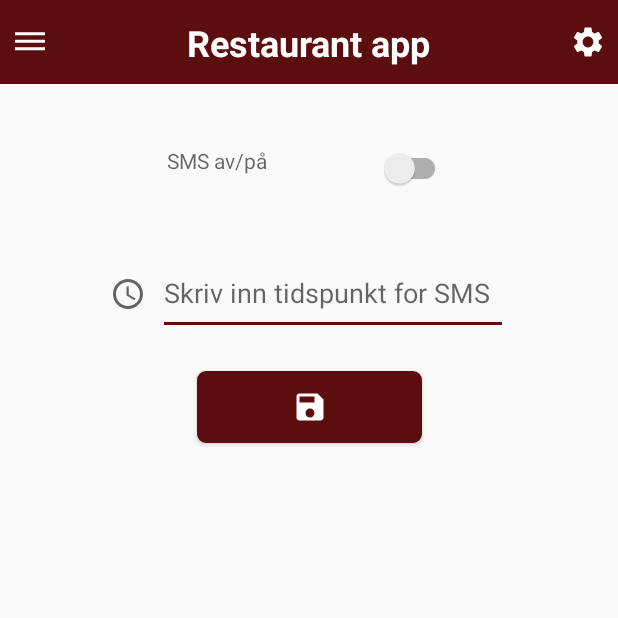
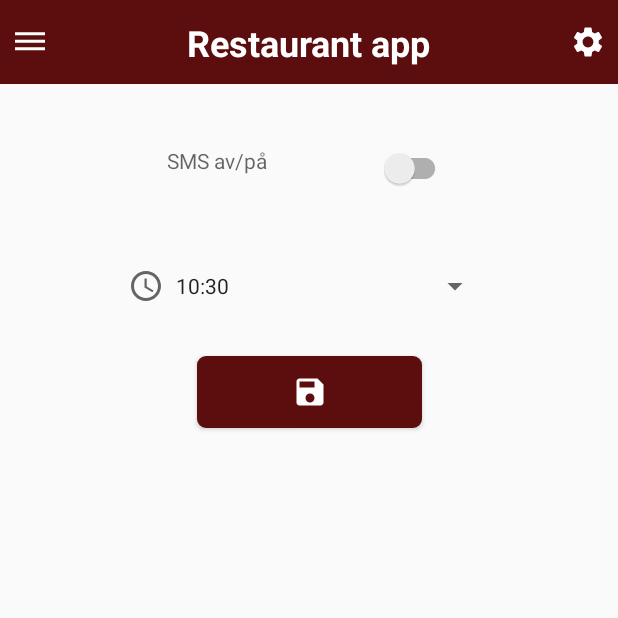
Before and after one commit to WilliamNerem/ApputviklingMappe2, an Android app: the Preferanser screen opened directly, with no data from a screen before it, on a phone screen of 412 x 824 dp, the top half of it. Run offline under Robolectric (Android 15) with nearby library versions, the phone set to English and light mode, and no system bars.

Commit message:
Lagt til timepicker på preferanser og fikset current time

```diff
--- a/ApputviklingMappe2/app/src/main/java/com/example/apputviklingmappe2/BestillBord.java
+++ b/ApputviklingMappe2/app/src/main/java/com/example/apputviklingmappe2/BestillBord.java
@@ -173,7 +173,7 @@ public class BestillBord extends AppCompatActivity {
 
     private String getCurrentTime() {
         Calendar cal = Calendar.getInstance();
-        int hour = cal.get(Calendar.HOUR);
+        int hour = cal.get(Calendar.HOUR_OF_DAY);
         int minute = cal.get(Calendar.MINUTE);
         return makeTimeString(hour, minute);
     }
@@ -188,7 +188,7 @@ public class BestillBord extends AppCompatActivity {
         };
 
         Calendar cal = Calendar.getInstance();
-        int hour = cal.get(Calendar.HOUR);
+        int hour = cal.get(Calendar.HOUR_OF_DAY);
         int minute = cal.get(Calendar.MINUTE);
 
         int style = AlertDialog.THEME_HOLO_LIGHT;
@@ -211,7 +211,4 @@ public class BestillBord extends AppCompatActivity {
     public void openTimePicker(View view) {
         timePickerDialog.show();
     }
-
-    public void openFriendCheckList(View view) {
-    }
 }
--- a/ApputviklingMappe2/app/src/main/java/com/example/apputviklingmappe2/Preferanser.java
+++ b/ApputviklingMappe2/app/src/main/java/com/example/apputviklingmappe2/Preferanser.java
@@ -1,17 +1,25 @@
 package com.example.apputviklingmappe2;
 
+import android.app.AlertDialog;
+import android.app.TimePickerDialog;
 import android.content.Intent;
 import android.os.Bundle;
 import android.view.View;
+import android.widget.Button;
 import android.widget.ImageButton;
+import android.widget.TimePicker;
 import android.widget.Toast;
 
 import androidx.appcompat.app.AppCompatActivity;
 import androidx.appcompat.widget.SwitchCompat;
 
+import java.util.Calendar;
+
 public class Preferanser extends AppCompatActivity {
     private ImageButton toolbarList;
     private SwitchCompat settingsSwitch;
+    private TimePickerDialog timePickerDialog;
+    private Button timeButton;
 
     @Override
     protected void onCreate(Bundle savedInstanceState) {
@@ -19,8 +27,11 @@ public class Preferanser extends AppCompatActivity {
         setContentView(R.layout.preferanser);
         settingsSwitch = (SwitchCompat)findViewById(R.id.settingsSwitch);
         toolbarList = (ImageButton) findViewById(R.id.list);
+        timeButton = findViewById(R.id.time);
+        timeButton.setText(getCurrentTime());
         // toolbarButtons();
         buttons();
+        initTimePicker();
     }
 
     /*private void toolbarButtons(){
@@ -46,4 +57,45 @@ public class Preferanser extends AppCompatActivity {
             }
         });
     }
+
+    private String getCurrentTime() {
+        Calendar cal = Calendar.getInstance();
+        int hour = cal.get(Calendar.HOUR_OF_DAY);
+        int minute = cal.get(Calendar.MINUTE);
+        return makeTimeString(hour, minute);
+    }
+
+    private void initTimePicker() {
+        TimePickerDialog.OnTimeSetListener timeSetListener = new TimePickerDialog.OnTimeSetListener() {
+            @Override
+            public void onTimeSet(TimePicker timePicker, int hour, int minute) {
+                String time = makeTimeString(hour, minute);
+                timeButton.setText(time);
+            }
+        };
+
+        Calendar cal = Calendar.getInstance();
+        int hour = cal.get(Calendar.HOUR_OF_DAY);
+        int minute = cal.get(Calendar.MINUTE);
+
+        int style = AlertDialog.THEME_HOLO_LIGHT;
+
+        timePickerDialog = new TimePickerDialog(this, style, timeSetListener, hour, minute, true);
+    }
+
+    private String makeTimeString(int hour, int minute) {
+        String strHour = Integer.toString(hour);
+        String strMinute = Integer.toString(minute);
+        if (hour < 10){
+            strHour = "0" + strHour;
+        }
+        if (minute < 10){
+            strMinute = "0" + strMinute;
+        }
+        return strHour + ":" + strMinute;
+    }
+
+    public void openTimePicker(View view) {
+        timePickerDialog.show();
+    }
 }
--- a/ApputviklingMappe2/app/src/main/res/layout/preferanser.xml
+++ b/ApputviklingMappe2/app/src/main/res/layout/preferanser.xml
@@ -68,17 +68,17 @@
             app:layout_constraintTop_toTopOf="parent"
             app:srcCompat="@drawable/ic_baseline_access_time_24" />
 
-        <EditText
+        <Button
             android:id="@+id/time"
-            android:layout_width="233dp"
-            android:layout_height="55dp"
-            android:ems="10"
-            android:hint="@string/hintTime"
+            android:layout_width="210dp"
+            android:layout_height="45dp"
+            style="?android:spinnerStyle"
+            android:onClick="openTimePicker"
             app:layout_constraintBottom_toBottomOf="parent"
             app:layout_constraintEnd_toEndOf="parent"
             app:layout_constraintHorizontal_bias="0.5"
             app:layout_constraintStart_toEndOf="@+id/iconTime"
-            app:layout_constraintTop_toTopOf="parent" />
+            app:layout_constraintTop_toTopOf="parent"/>
 
 
     </androidx.constraintlayout.widget.ConstraintLayout>
```
